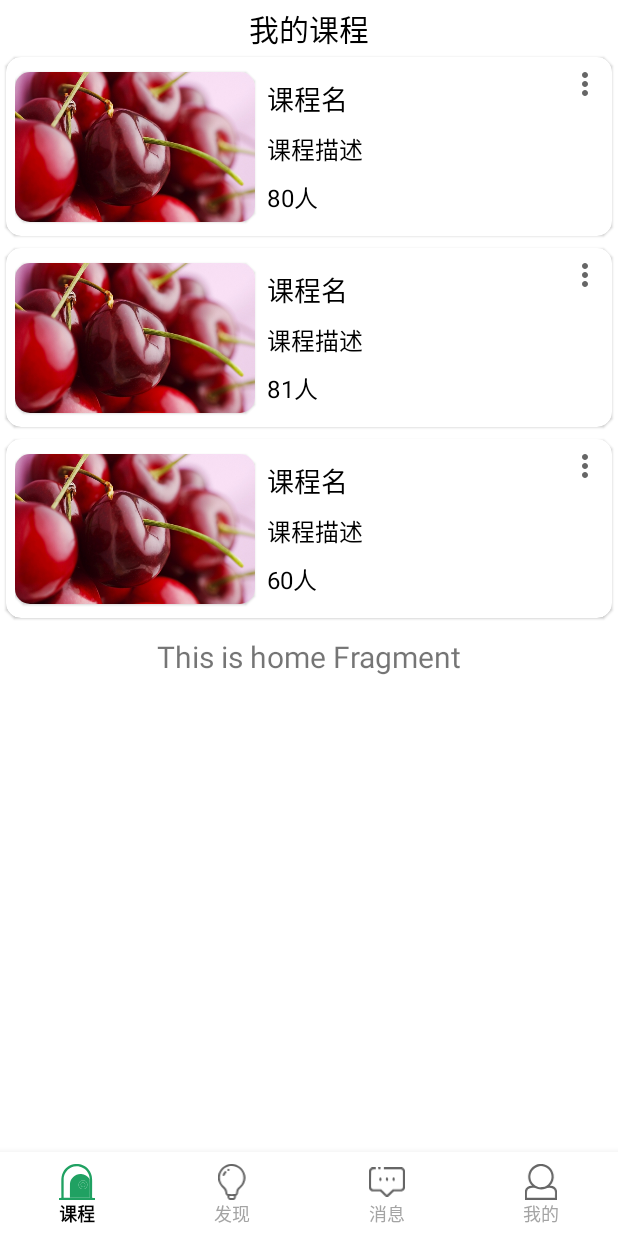
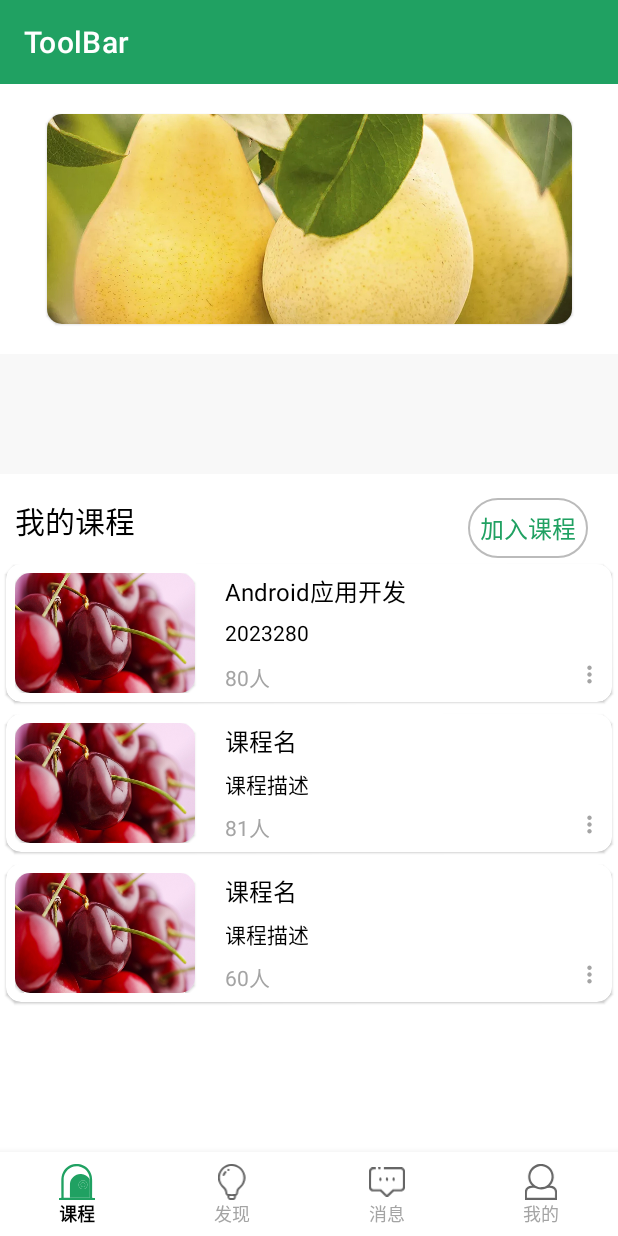
Before and after one commit to snakefch/MapleLeaves, an Android app: the HomeFragment screen opened directly, with no data from a screen before it, on a phone screen of 412 x 824 dp. Run offline under Robolectric (Android 15) with nearby library versions, the phone set to English and light mode, and no system bars; our stand-ins replace navigation-ui.

Commit message:
优化页面
Signed-off-by: Bamboo <1472902174@qq.com>

```diff
--- a/app/build.gradle
+++ b/app/build.gradle
@@ -62,4 +62,6 @@ dependencies {
     implementation 'com.squareup.retrofit2:converter-gson:2.6.1'
     implementation 'org.jetbrains.kotlinx:kotlinx-coroutines-core:1.3.0'
     implementation 'org.jetbrains.kotlinx:kotlinx-coroutines-android:1.1.1'
+
+    implementation 'com.guolindev.permissionx:permissionx:1.5.1'
 }
--- a/app/src/main/AndroidManifest.xml
+++ b/app/src/main/AndroidManifest.xml
@@ -3,6 +3,8 @@
     package="com.example.mapleleaves">
 
     <uses-permission android:name="android.permission.INTERNET" />
+    <uses-permission android:name="android.permission.ACCESS_FINE_LOCATION"/>
+    <uses-permission android:name="android.permission.CAMERA"/>
 
     <application
         android:name=".MapleLeavesApplication"
--- a/app/src/main/java/com/example/mapleleaves/ui/home/HomeFragment.kt
+++ b/app/src/main/java/com/example/mapleleaves/ui/home/HomeFragment.kt
@@ -42,15 +42,11 @@ class HomeFragment : Fragment() {
         binding.rvCourse.layoutManager=layoutManager
         listAdapter= CourseListAdapter(this,homeViewModel.courseList)
         binding.rvCourse.adapter=listAdapter
-        homeViewModel.courseList.add(Course("课程名","课程描述",80))
+        homeViewModel.courseList.add(Course("Android应用开发","2023280",80))
         homeViewModel.courseList.add(Course("课程名","课程描述",81))
         homeViewModel.courseList.add(Course("课程名","课程描述",60))
         listAdapter.notifyDataSetChanged()
 
-        val textView: TextView = binding.textHome
-        homeViewModel.text.observe(viewLifecycleOwner, Observer {
-            textView.text = it
-        })
         return root
     }
 
--- a/app/src/main/res/drawable/ic_baseline_more_vert_24.xml
+++ b/app/src/main/res/drawable/ic_baseline_more_vert_24.xml
@@ -1,10 +1,5 @@
-<vector xmlns:android="http://schemas.android.com/apk/res/android"
-    android:width="24dp"
-    android:height="24dp"
-    android:viewportWidth="24"
-    android:viewportHeight="24"
-    android:tint="?attr/colorControlNormal">
-  <path
-      android:fillColor="@android:color/white"
-      android:pathData="M12,8c1.1,0 2,-0.9 2,-2s-0.9,-2 -2,-2 -2,0.9 -2,2 0.9,2 2,2zM12,10c-1.1,0 -2,0.9 -2,2s0.9,2 2,2 2,-0.9 2,-2 -0.9,-2 -2,-2zM12,16c-1.1,0 -2,0.9 -2,2s0.9,2 2,2 2,-0.9 2,-2 -0.9,-2 -2,-2z"/>
+<vector android:height="24dp" android:tint="#A4A4A4"
+    android:viewportHeight="24" android:viewportWidth="24"
+    android:width="24dp" xmlns:android="http://schemas.android.com/apk/res/android">
+    <path android:fillColor="@android:color/white" android:pathData="M12,8c1.1,0 2,-0.9 2,-2s-0.9,-2 -2,-2 -2,0.9 -2,2 0.9,2 2,2zM12,10c-1.1,0 -2,0.9 -2,2s0.9,2 2,2 2,-0.9 2,-2 -0.9,-2 -2,-2zM12,16c-1.1,0 -2,0.9 -2,2s0.9,2 2,2 2,-0.9 2,-2 -0.9,-2 -2,-2z"/>
 </vector>
--- a/app/src/main/res/layout/course_item.xml
+++ b/app/src/main/res/layout/course_item.xml
@@ -3,7 +3,6 @@
     android:layout_width="match_parent"
     android:layout_height="wrap_content"
     xmlns:app="http://schemas.android.com/apk/res-auto"
-    android:padding="6dp"
     android:layout_margin="4dp"
     android:elevation="10dp"
     app:cardCornerRadius="10dp">
@@ -24,8 +23,8 @@
             app:layout_constraintBottom_toBottomOf="parent">
 
             <ImageView
-                android:layout_width="160dp"
-                android:layout_height="100dp"
+                android:layout_width="120dp"
+                android:layout_height="80dp"
                 android:id="@+id/iv_course"
                 android:background="@drawable/cherry"
                 android:contentDescription="@string/course_picture"
@@ -41,11 +40,11 @@
             android:id="@+id/tv_course_name"
             android:text="@string/course_name"
             android:textColor="@color/black"
-            android:textSize="18sp"
-            android:layout_margin="8dp"
+            android:textSize="16sp"
+            android:layout_marginStart="20dp"
             app:layout_constraintHorizontal_bias="0.0"
             app:layout_constraintStart_toEndOf="@id/mcv_image"
-            app:layout_constraintTop_toTopOf="parent"
+            app:layout_constraintTop_toTopOf="@id/mcv_image"
             app:layout_constraintEnd_toStartOf="@id/iv_other_button"/>
 
         <TextView
@@ -54,8 +53,9 @@
             android:id="@+id/tv_course_desc"
             android:text="@string/course_desc"
             android:textColor="@color/black"
-            android:textSize="16sp"
-            android:layout_margin="8dp"
+            android:textSize="14sp"
+            android:layout_marginTop="6dp"
+            android:layout_marginStart="20dp"
             app:layout_constraintTop_toBottomOf="@id/tv_course_name"
             app:layout_constraintStart_toEndOf="@id/mcv_image" />
 
@@ -64,20 +64,19 @@
             android:layout_height="wrap_content"
             android:id="@+id/tv_student_count"
             android:text="@string/student_count"
-            android:textColor="@color/black"
-            android:textSize="16sp"
-            android:layout_margin="8dp"
-            app:layout_constraintTop_toBottomOf="@id/tv_course_desc"
+            android:textColor="@color/Graya4"
+            android:textSize="14sp"
+            android:layout_marginStart="20dp"
             app:layout_constraintStart_toEndOf="@id/mcv_image"
-            app:layout_constraintBottom_toBottomOf="parent" />
+            app:layout_constraintBottom_toBottomOf="@id/mcv_image" />
 
         <ImageView
             android:id="@+id/iv_other_button"
             android:contentDescription="@string/other"
-            android:layout_width="24dp"
-            android:layout_height="24dp"
+            android:layout_width="18dp"
+            android:layout_height="18dp"
             app:srcCompat="@drawable/ic_baseline_more_vert_24"
-            app:layout_constraintTop_toTopOf="parent"
+            app:layout_constraintTop_toTopOf="@id/tv_student_count"
             app:layout_constraintEnd_toEndOf="parent"/>
     </androidx.constraintlayout.widget.ConstraintLayout>
 
--- a/app/src/main/res/layout/fragment_home.xml
+++ b/app/src/main/res/layout/fragment_home.xml
@@ -6,37 +6,80 @@
     android:layout_height="match_parent"
     tools:context=".ui.home.HomeFragment">
 
+    <androidx.appcompat.widget.Toolbar
+        android:id="@+id/toolBar"
+        android:layout_width="match_parent"
+        android:layout_height="?attr/actionBarSize"
+        android:background="@color/theme"
+        app:title="ToolBar"
+        android:theme="@style/ThemeOverlay.AppCompat.Dark.ActionBar"
+        app:popupTheme="@style/ThemeOverlay.AppCompat.Light"
+        app:layout_scrollFlags="scroll|enterAlways|snap"
+        app:layout_constraintTop_toTopOf="parent"
+        app:layout_constraintStart_toStartOf="parent"
+        app:layout_constraintEnd_toEndOf="parent"/>
+
+    <com.google.android.material.card.MaterialCardView
+        android:id="@+id/mcv_header_image"
+        android:layout_width="wrap_content"
+        android:layout_height="wrap_content"
+        android:elevation="10dp"
+        app:cardCornerRadius="10dp"
+        android:layout_margin="20dp"
+        app:layout_constraintTop_toBottomOf="@+id/toolBar"
+        app:layout_constraintStart_toStartOf="parent"
+        app:layout_constraintEnd_toEndOf="parent">
+
+        <ImageView
+            android:layout_width="350dp"
+            android:layout_height="140dp"
+            android:src="@drawable/pear"
+            android:scaleType="center"/>
+
+    </com.google.android.material.card.MaterialCardView>
+
+    <View
+        android:id="@+id/line1"
+        android:layout_width="match_parent"
+        android:layout_height="80dp"
+        android:layout_marginTop="20dp"
+        app:layout_constraintTop_toBottomOf="@id/mcv_header_image"
+        android:background="@color/qianhui"/>
+
     <TextView
         android:id="@+id/tv_my_course"
         android:layout_width="wrap_content"
         android:layout_height="wrap_content"
         android:text="@string/my_course"
-        android:layout_margin="4dp"
-        app:layout_constraintTop_toTopOf="parent"
+        android:layout_marginStart="10dp"
+        android:layout_marginTop="16dp"
+        app:layout_constraintTop_toBottomOf="@+id/line1"
         app:layout_constraintStart_toStartOf="parent"
-        app:layout_constraintEnd_toEndOf="parent"
         android:textSize="20sp"
         android:textColor="@color/black"/>
+
+    <TextView
+        android:id="@+id/tv_join_course"
+        android:layout_width="wrap_content"
+        android:layout_height="wrap_content"
+        android:text="@string/join_course"
+        android:padding="8dp"
+        android:gravity="center_vertical"
+        android:layout_marginEnd="20dp"
+        android:background="@drawable/shape_edit_all_circular"
+        app:layout_constraintTop_toTopOf="@+id/tv_my_course"
+        app:layout_constraintEnd_toEndOf="parent"
+        android:textColor="@color/theme"
+        android:textSize="16sp"/>
 
     <androidx.recyclerview.widget.RecyclerView
         android:layout_width="match_parent"
         android:layout_height="wrap_content"
+        android:layout_marginTop="10dp"
         android:id="@+id/rv_course"
         app:layout_constraintTop_toBottomOf="@id/tv_my_course"
         app:layout_constraintEnd_toEndOf="parent"
         app:layout_constraintStart_toStartOf="parent"/>
 
-    <TextView
-        android:id="@+id/text_home"
-        android:layout_width="match_parent"
-        android:layout_height="wrap_content"
-        android:layout_marginStart="8dp"
-        android:layout_marginTop="8dp"
-        android:layout_marginEnd="8dp"
-        android:textAlignment="center"
-        android:textSize="20sp"
-        app:layout_constraintTop_toBottomOf="@id/rv_course"
-        app:layout_constraintEnd_toEndOf="parent"
-        app:layout_constraintStart_toStartOf="parent" />
 
 </androidx.constraintlayout.widget.ConstraintLayout>
--- a/app/src/main/res/values/strings.xml
+++ b/app/src/main/res/values/strings.xml
@@ -34,5 +34,6 @@
     <!--天气项-->
     <string name="fp_contentDescription">背景</string>
     <string name="fp_hint">输入地址</string>
+    <string name="join_course">加入课程</string>
 
 </resources>
--- a/app/src/main/res/values/themes.xml
+++ b/app/src/main/res/values/themes.xml
@@ -15,9 +15,7 @@
     </style>
 
     <!-- 全屏主题样式 -->
-    <style name="FullScreenTheme" parent="Theme.MaterialComponents.DayNight.NoActionBar">
-        <item name="colorPrimary">@color/theme</item>
-        <item name="colorPrimaryVariant">@color/theme</item>
+    <style name="FullScreenTheme" parent="Theme.MapleLeaves">
         <item name="android:windowFullscreen">true</item>
     </style>
 
```
Also changed, not shown: app/src/main/java/com/example/mapleleaves/ui/course/CourseActivity.kt (+19 -0 lines), app/src/main/java/com/example/mapleleaves/ui/login/LoginActivity.kt (+19 -0 lines), app/src/main/res/layout/activity_course.xml (+12 -10 lines), app/src/main/res/values/colors.xml (+12 -5 lines).
